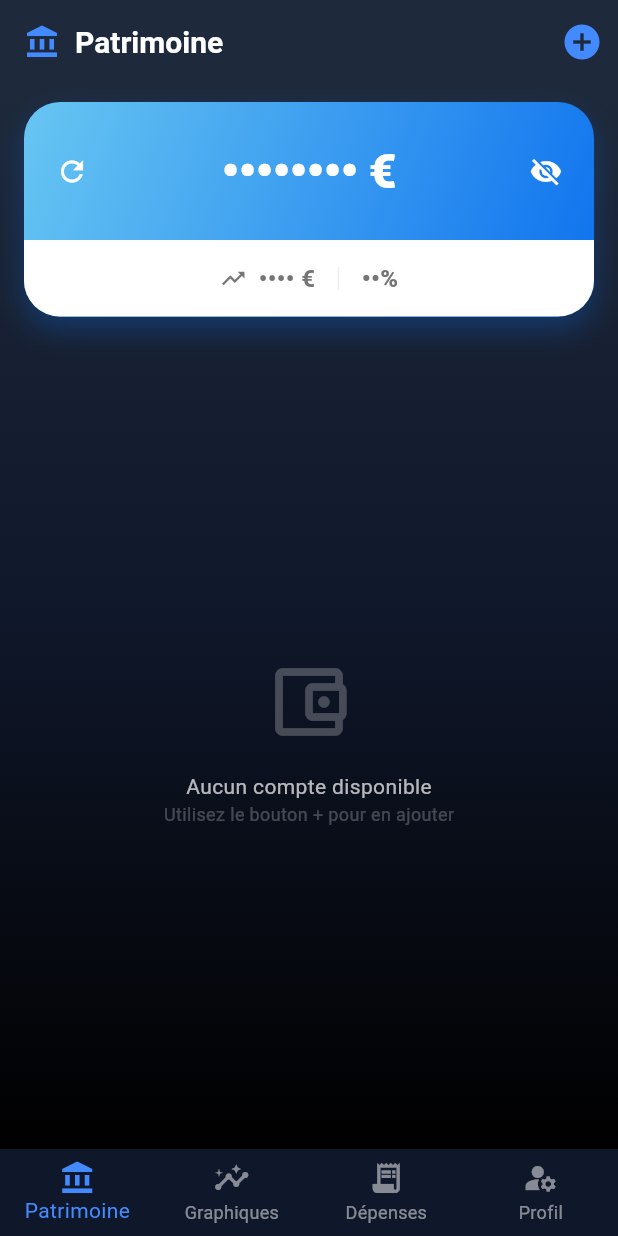
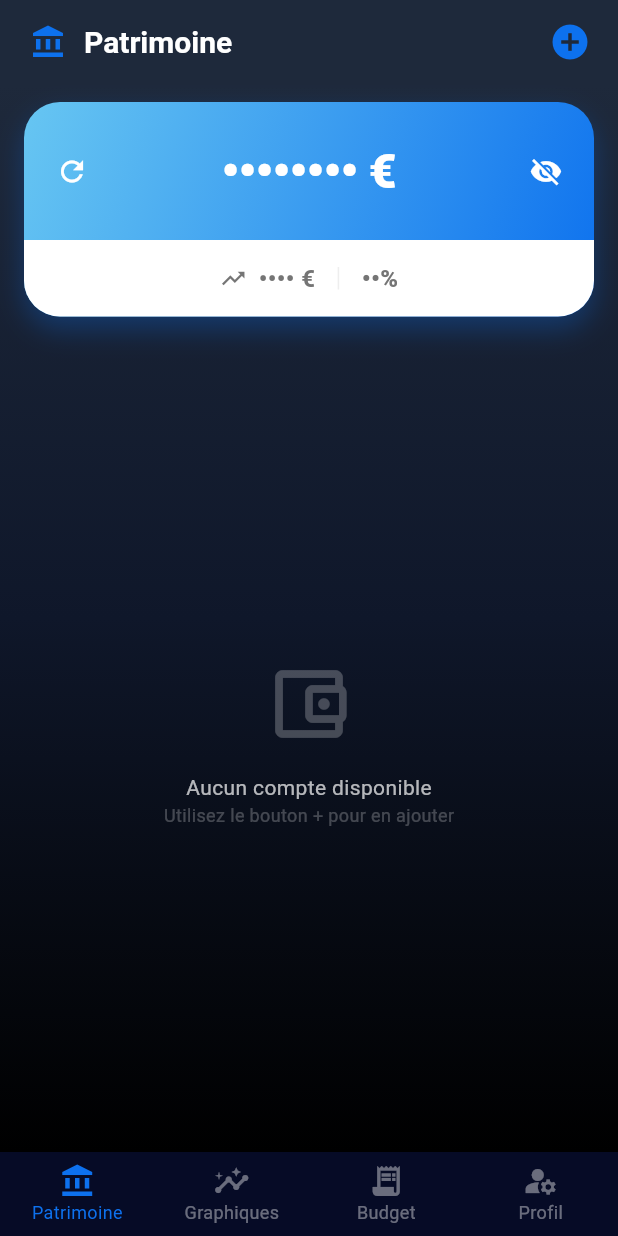
Before and after one commit to Lucasherfort/PatrimoineApp, a Flutter app: the screen it shows once a user with an empty profile is signed in, after a tap on the "visibility" icon, on a phone screen of 412 x 824 dp. Run offline on Flutter 3.47's test engine with Material 3 defaults, Android fonts, the phone set to English and light mode, and no system bars; our stand-ins replace fl_chart, package_info_plus, supabase_flutter; accounts and stored records are empty.

Commit message:
Bien comme ça

```diff
--- a/lib/ui/budget_page.dart
+++ b/lib/ui/budget_page.dart
@@ -4,57 +4,85 @@ class BudgetPage extends StatefulWidget {
   const BudgetPage({super.key});
 
   @override
-  State<BudgetPage> createState() => _BudgetViewState();
+  State<BudgetPage> createState() => _BudgetPageState();
 }
 
-class _BudgetViewState extends State<BudgetPage> {
-  double salary = 3000.0;
-  double mealVouchers = 200.0;
-  List<Map<String, dynamic>> expenses = [
-    {'title': 'Loyer', 'amount': 800.0},
-    {'title': 'Courses', 'amount': 300.0},
-  ];
-
-  double get totalExpenses => expenses.fold(0, (sum, item) => sum + item['amount']);
-  double get remaining => (salary + mealVouchers) - totalExpenses;
+class _BudgetPageState extends State<BudgetPage> {
+  // Tes couleurs officielles
+  static const Color colorBlueMain = Color(0xFF0D71EE);
+  static const Color colorDarkBg = Color(0xFF060B26);
+  static const Color colorGreenLogo = Color(0xFF2DB23A);
 
   @override
   Widget build(BuildContext context) {
-    return SingleChildScrollView(
-      padding: const EdgeInsets.all(16),
-      child: Column(
-        children: [
-          _buildSummaryCard(), // Carte affichant le "Reste à épargner"
-          const SizedBox(height: 20),
-          _buildInputSection("Revenus", Icons.trending_up, [
-            {'label': 'Salaire', 'value': salary},
-            {'label': 'Tickets Resto', 'value': mealVouchers},
-          ]),
-          const SizedBox(height: 20),
-          _buildExpensesList(),
-        ],
+    return Scaffold(
+      backgroundColor: colorDarkBg,
+      body: Center(
+        child: Column(
+          mainAxisAlignment: MainAxisAlignment.center,
+          children: [
+            // Illustration icône avec dégradé subtil
+            Container(
+              padding: const EdgeInsets.all(30),
+              decoration: BoxDecoration(
+                color: colorBlueMain.withOpacity(0.05),
+                shape: BoxShape.circle,
+                border: Border.all(
+                  color: colorBlueMain.withOpacity(0.1),
+                  width: 2,
+                ),
+              ),
+              child: const Icon(
+                Icons.account_balance_wallet_rounded,
+                size: 80,
+                color: colorBlueMain,
+              ),
+            ),
+            const SizedBox(height: 24),
+            // Titre avec ton identité visuelle
+            const Text(
+              "Mon Budget",
+              style: TextStyle(
+                fontSize: 24,
+                fontWeight: FontWeight.bold,
+                color: Colors.white,
+              ),
+            ),
+            const SizedBox(height: 12),
+            // Texte explicatif
+            Padding(
+              padding: const EdgeInsets.symmetric(horizontal: 40),
+              child: Text(
+                "La gestion intelligente de vos revenus et dépenses arrive bientôt.",
+                textAlign: TextAlign.center,
+                style: TextStyle(
+                  fontSize: 16,
+                  color: Colors.white.withOpacity(0.5),
+                  height: 1.5,
+                ),
+              ),
+            ),
+            const SizedBox(height: 32),
+            // Badge "En cours de développement"
+            Container(
+              padding: const EdgeInsets.symmetric(horizontal: 16, vertical: 8),
+              decoration: BoxDecoration(
+                color: colorGreenLogo.withOpacity(0.1),
+                borderRadius: BorderRadius.circular(20),
+                border: Border.all(color: colorGreenLogo.withOpacity(0.3)),
+              ),
+              child: const Text(
+                "SOON",
+                style: TextStyle(
+                  color: colorGreenLogo,
+                  fontWeight: FontWeight.bold,
+                  letterSpacing: 1.2,
+                ),
+              ),
+            ),
+          ],
+        ),
       ),
     );
   }
-
-  Widget _buildSummaryCard() {
-    return Container(
-      padding: const EdgeInsets.all(20),
-      decoration: BoxDecoration(
-        gradient: LinearGradient(colors: [Colors.green.shade700, Colors.teal.shade900]),
-        borderRadius: BorderRadius.circular(20),
-      ),
-      child: Column(
-        children: [
-          const Text("Capacité d'épargne", style: TextStyle(color: Colors.white70)),
-          Text("${remaining.toStringAsFixed(2)}€",
-              style: const TextStyle(color: Colors.white, fontSize: 32, fontWeight: FontWeight.bold)),
-        ],
-      ),
-    );
-  }
-
-  _buildInputSection(String s, IconData trending_up, List<Map<String, Object>> list) {}
-
-  _buildExpensesList() {}
 }
--- a/lib/ui/main_navigation.dart
+++ b/lib/ui/main_navigation.dart
@@ -1,9 +1,10 @@
 import 'package:flutter/material.dart';
 import 'package:package_info_plus/package_info_plus.dart';
 import 'package:supabase_flutter/supabase_flutter.dart';
+import 'budget_page.dart';
 import 'home_page.dart';
 import 'login_page.dart';
-import 'graphs_page.dart'; // <--- Assure-toi que l'import est correct
+import 'graphs_page.dart';
 
 class MainNavigation extends StatefulWidget {
   const MainNavigation({super.key});
@@ -17,7 +18,11 @@ class _MainNavigationState extends State<MainNavigation> {
   String appVersion = '';
   String appName = 'Patrimoine 360';
 
-  // La clé pour piloter la HomePage (Patrimoine)
+  // Tes couleurs officielles
+  static const Color colorBlueMain = Color(0xFF0D71EE);
+  static const Color colorDarkBg = Color(0xFF060B26);
+  static const Color colorSurface = Color(0xFF1E293B);
+
   final GlobalKey<HomePageState> _homeKey = GlobalKey<HomePageState>();
 
   @override
@@ -42,37 +47,44 @@ class _MainNavigationState extends State<MainNavigation> {
 
   @override
   Widget build(BuildContext context) {
-    // 1. Définition des titres (on garde les textes simples pour le reste de la logique)
+    // Liste des textes d'onglets
     final List<String> titles = [
       "Patrimoine",
       "Analyses",
-      "Mes Dépenses",
+      "Mon Budget",
       "Mon Profil"
+    ];
+
+    // Liste des icônes correspondantes pour l'AppBar
+    final List<IconData> titleIcons = [
+      Icons.account_balance,
+      Icons.insights,
+      Icons.receipt_long,
+      Icons.manage_accounts,
     ];
 
     final List<Widget> pages = [
       HomePage(key: _homeKey, appName: appName, appVersion: appVersion),
-      const GraphsPage(appName: '', appVersion: '',),
-      _buildExpenseSection(),
+      const GraphsPage(appName: '', appVersion: ''),
+      const BudgetPage(), // <--- Remplace _buildExpenseSection() par ton nouveau Widget
       _buildProfileSection(),
     ];
 
     return Scaffold(
-      backgroundColor: const Color(0xFF0F172A),
+      backgroundColor: colorDarkBg,
       appBar: AppBar(
-        backgroundColor: const Color(0xFF1E293B),
+        backgroundColor: colorSurface,
         elevation: 0,
-        // MODIFICATION ICI : On utilise une Row pour le titre
+        titleSpacing: 20, // Un peu plus d'air à gauche
         title: Row(
           children: [
-            if (_currentIndex == 0) ...[
-              const Icon(
-                Icons.account_balance, // Le même logo que la barre du bas
-                color: Colors.blueAccent,
-                size: 24,
-              ),
-              const SizedBox(width: 10), // Espace entre l'icône et le texte
-            ],
+            // Le logo dynamique à gauche
+            Icon(
+              titleIcons[_currentIndex],
+              color: colorBlueMain,
+              size: 24,
+            ),
+            const SizedBox(width: 12),
             Text(
               titles[_currentIndex],
               style: const TextStyle(
@@ -86,9 +98,10 @@ class _MainNavigationState extends State<MainNavigation> {
         actions: [
           if (_currentIndex == 0)
             IconButton(
-              icon: const Icon(Icons.add_circle, color: Colors.blueAccent, size: 28),
+              icon: const Icon(Icons.add_circle, color: colorBlueMain, size: 28),
               onPressed: () => _homeKey.currentState?.openAddPatrimoinePanel(),
             ),
+          const SizedBox(width: 8),
         ],
       ),
       body: IndexedStack(
@@ -98,24 +111,20 @@ class _MainNavigationState extends State<MainNavigation> {
       bottomNavigationBar: BottomNavigationBar(
         currentIndex: _currentIndex,
         onTap: (index) => setState(() => _currentIndex = index),
-        backgroundColor: const Color(0xFF0F172A),
-        selectedItemColor: Colors.blueAccent,
-        unselectedItemColor: Colors.white.withOpacity(0.5),
+        backgroundColor: colorDarkBg,
+        selectedItemColor: colorBlueMain,
+        unselectedItemColor: Colors.white.withOpacity(0.4),
         type: BottomNavigationBarType.fixed,
         showUnselectedLabels: true,
+        selectedFontSize: 12,
+        unselectedFontSize: 12,
         items: const [
           BottomNavigationBarItem(icon: Icon(Icons.account_balance), label: 'Patrimoine'),
           BottomNavigationBarItem(icon: Icon(Icons.insights), label: 'Graphiques'),
-          BottomNavigationBarItem(icon: Icon(Icons.receipt_long), label: 'Dépenses'),
+          BottomNavigationBarItem(icon: Icon(Icons.receipt_long), label: 'Budget'),
           BottomNavigationBarItem(icon: Icon(Icons.manage_accounts), label: 'Profil'),
         ],
       ),
-    );
-  }
-
-  Widget _buildExpenseSection() {
-    return const Center(
-      child: Text("Gestion des dépenses à venir", style: TextStyle(color: Colors.white54)),
     );
   }
 
```
